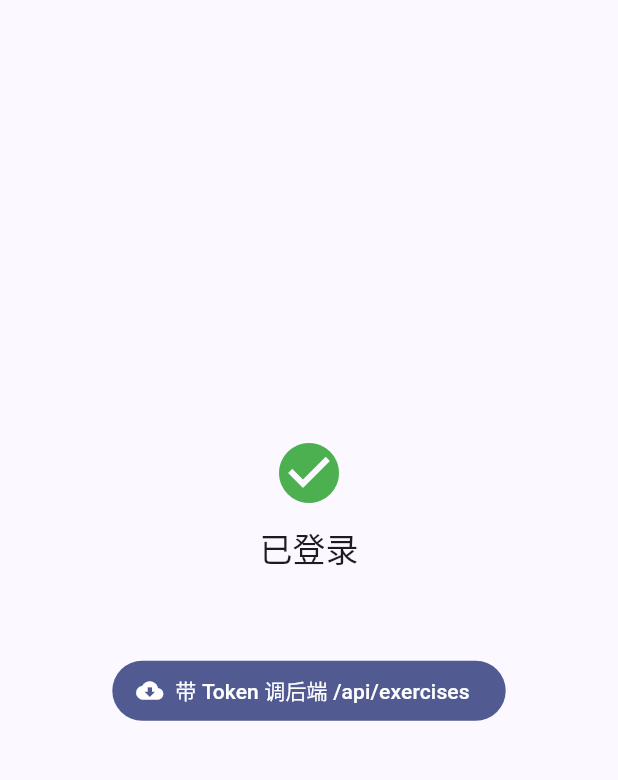
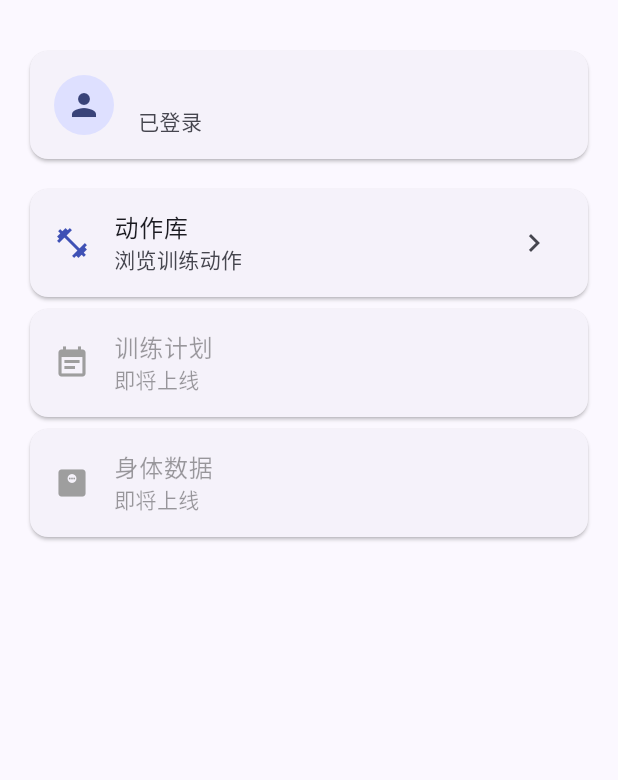
Before and after one commit to Kang-xiao-zhuang/gym-os, a Flutter app: the screen it shows once a user with an empty profile is signed in, on a phone screen of 412 x 824 dp, the part 63-843 px from its top. Run offline on Flutter 3.47's test engine with Material 3 defaults, Android fonts, the phone set to English and light mode, and no system bars; our stand-ins replace flutter_riverpod, go_router, supabase_flutter; accounts and stored records are empty.

Commit message:
feat(app): 动作库列表页
- Exercise 数据模型 + Riverpod FutureProvider 拉取 /api/exercises
- 动作列表页:卡片展示(名称/部位/器械标签/难度/描述)，
  支持下拉刷新、加载/错误/空态
- 首页改为功能入口(动作库可进；训练计划/身体数据占位)
- 路由新增 /exercises
- 后端已通过 POST 接口种入 6 条示例动作(带 token 写操作验证通过)

```diff
--- a/app/lib/core/router.dart
+++ b/app/lib/core/router.dart
@@ -7,6 +7,7 @@ import 'package:supabase_flutter/supabase_flutter.dart';
 
 import '../features/auth/login_page.dart';
 import '../features/auth/register_page.dart';
+import '../features/exercise/exercise_list_page.dart';
 import '../features/home/home_page.dart';
 
 /// App router. Redirects unauthenticated users to /login and re-runs whenever
@@ -28,6 +29,7 @@ final routerProvider = Provider<GoRouter>((ref) {
     },
     routes: [
       GoRoute(path: '/', builder: (_, _) => const HomePage()),
+      GoRoute(path: '/exercises', builder: (_, _) => const ExerciseListPage()),
       GoRoute(path: '/login', builder: (_, _) => const LoginPage()),
       GoRoute(path: '/register', builder: (_, _) => const RegisterPage()),
     ],
--- a/app/lib/features/home/home_page.dart
+++ b/app/lib/features/home/home_page.dart
@@ -1,42 +1,13 @@
 import 'package:flutter/material.dart';
 import 'package:flutter_riverpod/flutter_riverpod.dart';
+import 'package:go_router/go_router.dart';
 import 'package:supabase_flutter/supabase_flutter.dart';
 
-import '../../core/api_client.dart';
-
-class HomePage extends ConsumerStatefulWidget {
+class HomePage extends ConsumerWidget {
   const HomePage({super.key});
 
   @override
-  ConsumerState<HomePage> createState() => _HomePageState();
-}
-
-class _HomePageState extends ConsumerState<HomePage> {
-  bool _loading = false;
-  String? _result;
-  String? _error;
-
-  Future<void> _loadExercises() async {
-    setState(() {
-      _loading = true;
-      _result = null;
-      _error = null;
-    });
-    try {
-      final data = await ApiClient.get('/api/exercises') as List<dynamic>;
-      final names = data.map((e) => e['name']).take(10).join('、');
-      setState(() => _result = '后端返回 ${data.length} 个动作${names.isEmpty ? '（库为空）' : '：$names'}');
-    } on ApiException catch (e) {
-      setState(() => _error = '接口错误 [${e.code}] ${e.message}');
-    } catch (e) {
-      setState(() => _error = '请求失败：$e（后端是否已在 8866 启动？）');
-    } finally {
-      if (mounted) setState(() => _loading = false);
-    }
-  }
-
-  @override
-  Widget build(BuildContext context) {
+  Widget build(BuildContext context, WidgetRef ref) {
     final user = Supabase.instance.client.auth.currentUser;
     return Scaffold(
       appBar: AppBar(
@@ -49,42 +20,67 @@ class _HomePageState extends ConsumerState<HomePage> {
           ),
         ],
       ),
-      body: Center(
-        child: ConstrainedBox(
-          constraints: const BoxConstraints(maxWidth: 520),
-          child: Padding(
-            padding: const EdgeInsets.all(24),
-            child: Column(
-              mainAxisSize: MainAxisSize.min,
-              children: [
-                const Icon(Icons.check_circle, color: Colors.green, size: 48),
-                const SizedBox(height: 12),
-                Text('已登录', style: Theme.of(context).textTheme.titleLarge),
-                const SizedBox(height: 4),
-                Text(user?.email ?? '(无邮箱)', style: Theme.of(context).textTheme.bodyMedium),
-                const SizedBox(height: 32),
-                FilledButton.icon(
-                  onPressed: _loading ? null : _loadExercises,
-                  icon: const Icon(Icons.cloud_download),
-                  label: const Text('带 Token 调后端 /api/exercises'),
-                ),
-                const SizedBox(height: 20),
-                if (_loading) const CircularProgressIndicator(),
-                if (_result != null)
-                  Card(
-                    color: Colors.green.shade50,
-                    child: Padding(padding: const EdgeInsets.all(16), child: Text(_result!)),
-                  ),
-                if (_error != null)
-                  Card(
-                    color: Colors.red.shade50,
-                    child: Padding(padding: const EdgeInsets.all(16), child: Text(_error!)),
-                  ),
-              ],
+      body: ListView(
+        padding: const EdgeInsets.all(16),
+        children: [
+          Card(
+            child: ListTile(
+              leading: const CircleAvatar(child: Icon(Icons.person)),
+              title: Text(user?.email ?? '(无邮箱)'),
+              subtitle: const Text('已登录'),
             ),
           ),
-        ),
+          const SizedBox(height: 12),
+          _FeatureCard(
+            icon: Icons.fitness_center,
+            title: '动作库',
+            subtitle: '浏览训练动作',
+            onTap: () => context.push('/exercises'),
+          ),
+          _FeatureCard(
+            icon: Icons.event_note,
+            title: '训练计划',
+            subtitle: '即将上线',
+            enabled: false,
+          ),
+          _FeatureCard(
+            icon: Icons.monitor_weight,
+            title: '身体数据',
+            subtitle: '即将上线',
+            enabled: false,
+          ),
+        ],
       ),
     );
   }
 }
+
+class _FeatureCard extends StatelessWidget {
+  const _FeatureCard({
+    required this.icon,
+    required this.title,
+    required this.subtitle,
+    this.onTap,
+    this.enabled = true,
+  });
+
+  final IconData icon;
+  final String title;
+  final String subtitle;
+  final VoidCallback? onTap;
+  final bool enabled;
+
+  @override
+  Widget build(BuildContext context) {
+    return Card(
+      child: ListTile(
+        leading: Icon(icon, color: enabled ? Colors.indigo : Colors.grey),
+        title: Text(title),
+        subtitle: Text(subtitle),
+        trailing: enabled ? const Icon(Icons.chevron_right) : null,
+        enabled: enabled,
+        onTap: enabled ? onTap : null,
+      ),
+    );
+  }
+}
```
Also changed, not shown: app/lib/features/exercise/exercise.dart (added, +35 -0 lines), app/lib/features/exercise/exercise_list_page.dart (added, +207 -0 lines), app/lib/features/exercise/exercise_providers.dart (added, +13 -0 lines).
